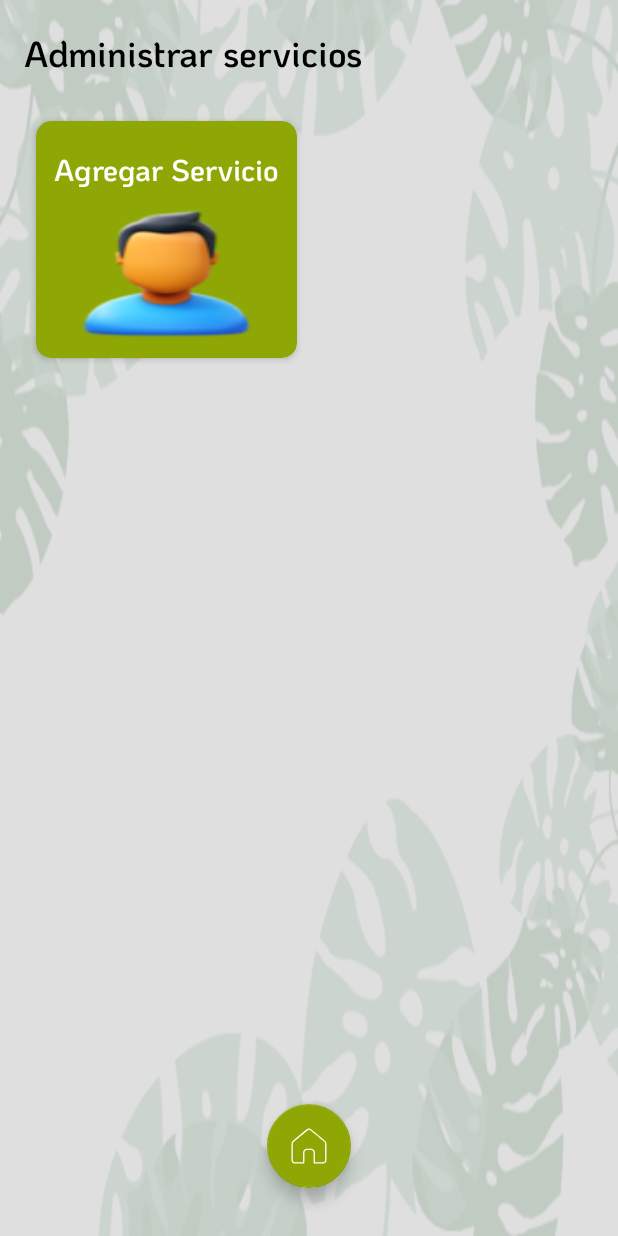
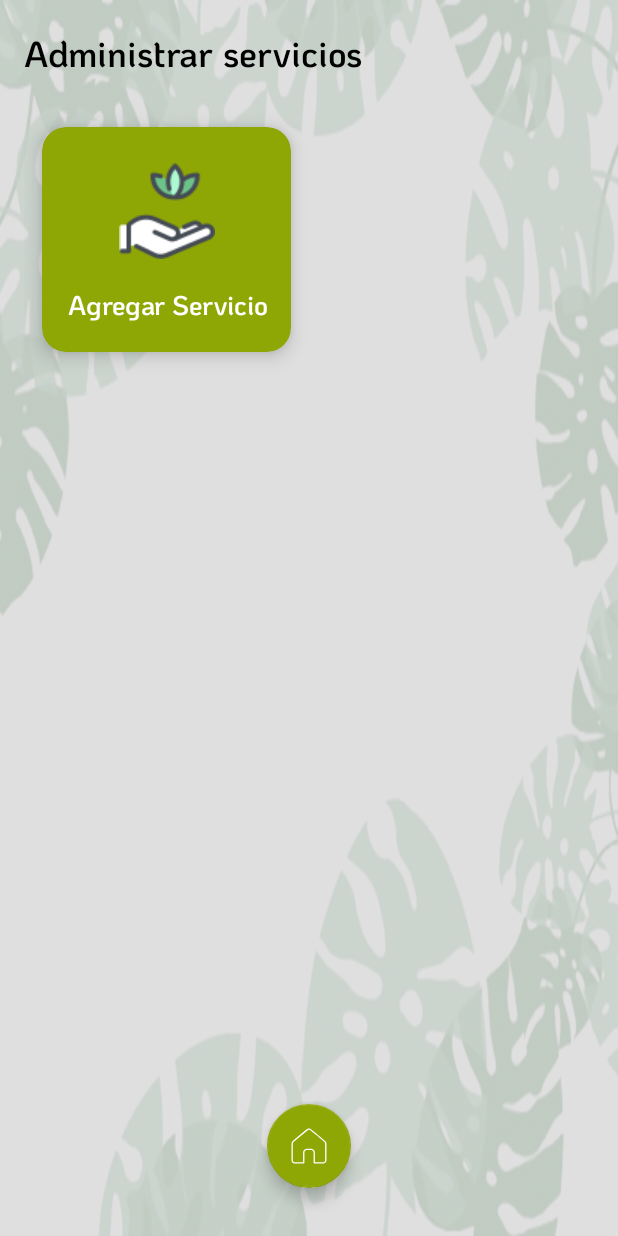
Before and after one commit to WolfkarlX/SpaTi, an Android app: the ServicesFragment screen opened through its navigation route, on a phone screen of 412 x 824 dp. Run offline under Robolectric (Android 15) with nearby library versions, the phone set to English and light mode, and no system bars; our stand-ins replace Dagger/Hilt's generated code, Firebase (no records; nobody signed in at launch, a user with empty details on screens opened directly), navigation-ui.

Commit message:
item_service.xml redesing

```diff
--- /dev/null
+++ b/app/src/main/res/drawable/circle_background.xml
@@ -0,0 +1,6 @@
+<?xml version="1.0" encoding="utf-8"?>
+<!-- circle_background.xml -->
+<shape xmlns:android="http://schemas.android.com/apk/res/android">
+    <solid android:color="@color/verde" />
+    <corners android:radius="50dp" />
+</shape>
--- a/app/src/main/res/layout/item_service.xml
+++ b/app/src/main/res/layout/item_service.xml
@@ -5,37 +5,45 @@
     android:layout_height="wrap_content"
     android:id="@+id/item_layout"
     android:clickable="true"
-    android:layout_margin="8dp"
-    app:cardCornerRadius="10dp"
-    app:cardElevation="3dp"
-    app:cardBackgroundColor="@color/white">
+    android:focusable="true"
+    android:layout_margin="12dp"
+    app:cardCornerRadius="16dp"
+    app:cardElevation="8dp"
+    app:cardBackgroundColor="@color/white"
+    android:foreground="?android:attr/selectableItemBackground">
 
     <androidx.constraintlayout.widget.ConstraintLayout
         android:layout_width="match_parent"
         android:layout_height="wrap_content"
-        android:padding="8dp">
+        android:padding="16dp">
 
-            <TextView
-                android:id="@+id/name"
-                android:layout_width="match_parent"
-                android:layout_height="wrap_content"
-                android:textAlignment="center"
-                android:text="Masajes"
-                android:textSize="20dp"
-                android:layout_marginTop="8dp"
-                app:layout_constraintStart_toStartOf="parent"
-                app:layout_constraintTop_toTopOf="parent"
-                />
+        <!-- Imagen de Servicio -->
+        <ImageView
+            android:id="@+id/service_image"
+            android:layout_width="80dp"
+            android:layout_height="80dp"
+            android:scaleType="centerInside"
+            android:src="@drawable/icon_service"
+            app:layout_constraintTop_toTopOf="parent"
+            app:layout_constraintStart_toStartOf="parent"
+            app:layout_constraintEnd_toEndOf="parent"
+            android:layout_marginBottom="8dp"
+            android:background="@drawable/circle_background" />
 
-            <ImageView
-                android:layout_width="match_parent"
-                android:layout_height="100dp"
-                android:scaleType="centerInside"
-                android:background="@drawable/personal"
-                app:layout_constraintStart_toStartOf="parent"
-                app:layout_constraintTop_toBottomOf="@+id/name"
-                android:contentDescription=""
-                />
+        <!-- Nombre del servicio -->
+        <TextView
+            android:id="@+id/name"
+            android:layout_width="wrap_content"
+            android:layout_height="wrap_content"
+            android:text="Masaje Relajante"
+            android:textSize="18sp"
+            android:textColor="@color/black"
+            android:textStyle="bold"
+            android:textAlignment="center"
+            app:layout_constraintTop_toBottomOf="@id/service_image"
+            app:layout_constraintStart_toStartOf="parent"
+            app:layout_constraintEnd_toEndOf="parent"
+            android:layout_marginTop="8dp" />
 
     </androidx.constraintlayout.widget.ConstraintLayout>
 </com.google.android.material.card.MaterialCardView>
```
Also changed, not shown: app/src/main/res/drawable/icon_service.png (added).
